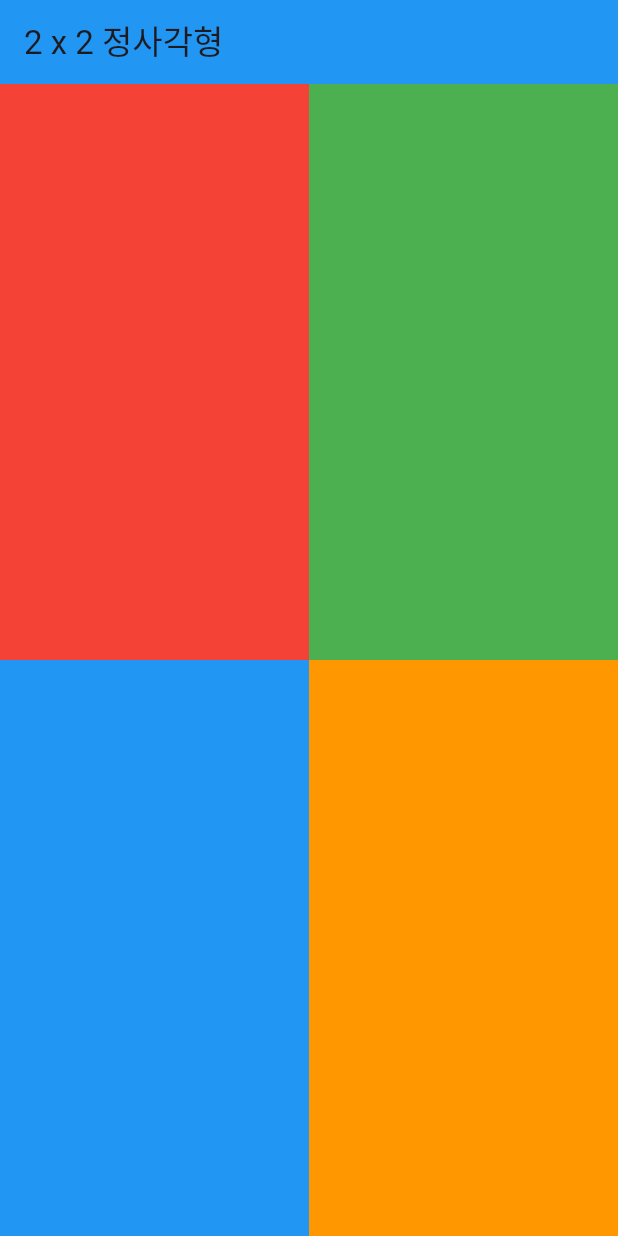
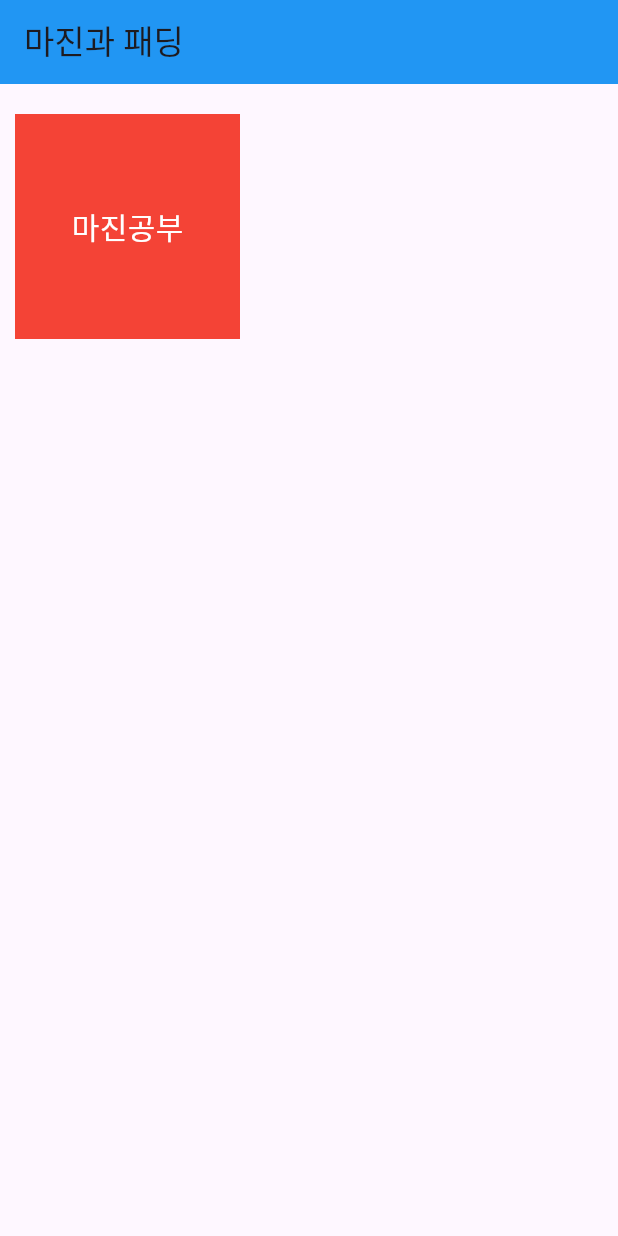
Before and after one commit to nqwrt/flutter_app, a Flutter app: the screen it shows after launch, on a phone screen of 412 x 824 dp. Run offline on Flutter 3.47's test engine with Material 3 defaults, Android fonts, the phone set to English and light mode, and no system bars.

Commit message:
연습문제 완성

```diff
--- a/lib/main.dart
+++ b/lib/main.dart
@@ -13,28 +13,29 @@ class MyApp extends StatelessWidget {
       home: Scaffold(
 
         appBar: AppBar(
-          title: const Text('2 x 2 정사각형'),
+          title: const Text('마진과 패딩'),
           backgroundColor: Colors.blue,
         ),
 
         body: Column(
           children: [
-            Expanded(
-                child: Row(
-                  children: [
-                    Expanded(child: Container(color: Colors.red,)),
-                    Expanded(child: Container(color: Colors.green,)),
-                  ],
-                )
-            ),
-            Expanded(
-                child: Row(
-                  children: [
-                    Expanded(child: Container(color: Colors.blue,)),
-                    Expanded(child: Container(color: Colors.orange,)),
-                  ],
-                )
-            ),
+            Container(
+              width: 150,
+              height: 150,
+              margin: EdgeInsets.only(
+                  top:20,
+                  left:10,
+                  right: 10,
+                  bottom: 5),
+              padding: EdgeInsets.all(30) ,
+              color: Colors.red,
+              child: Center(
+                child: Text(
+                  "마진공부",
+                  style: TextStyle(color: Colors.white,fontSize: 20),
+                ),
+              ),
+            )
           ],
         ),
       ),
```
